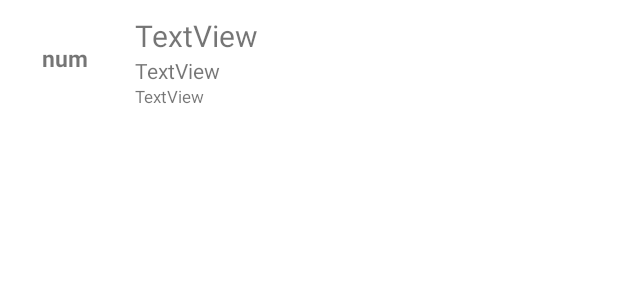
After one commit to Kim1254/ccpp, an Android app: the layout announcement_item.xml on its own in the app's theme, with its tools: preview values and no code run, on a phone screen of 412 x 824 dp. The commit adds this screen. Shown: the top 300 px of the screen. Run offline under Robolectric (Android 15) with nearby library versions, the phone set to English and light mode, and no system bars.

Commit message:
announcement

```diff
--- a/app/src/main/AndroidManifest.xml
+++ b/app/src/main/AndroidManifest.xml
@@ -3,6 +3,7 @@
     package="com.gachon.ccpp">
 
     <uses-permission android:name="android.permission.INTERNET" />
+
     <application
         android:allowBackup="true"
         android:icon="@mipmap/ic_launcher"
@@ -10,6 +11,10 @@
         android:roundIcon="@mipmap/ic_launcher_round"
         android:supportsRtl="true"
         android:theme="@style/Theme.Ccpp">
+        <activity
+            android:name=".AnnouncementActivity"
+            android:exported="false" />
+
         <activity
             android:name=".MainActivity"
             android:exported="false" />
--- a/app/src/main/java/com/gachon/ccpp/MainActivity.java
+++ b/app/src/main/java/com/gachon/ccpp/MainActivity.java
@@ -29,8 +29,8 @@ import com.gachon.ccpp.parser.HtmlParser;
 import com.gachon.ccpp.parser.ListForm;
 
 public class MainActivity extends AppCompatActivity {
-    RetrofitClient retrofitClient;
-    RetrofitAPI api;
+    public static RetrofitClient retrofitClient;
+    public static RetrofitAPI api;
 
     HtmlParser parser;
 
--- /dev/null
+++ b/app/src/main/java/com/gachon/ccpp/OnViewHolderItemClickListener.java
@@ -0,0 +1,5 @@
+package com.gachon.ccpp;
+
+public interface OnViewHolderItemClickListener {
+    void onViewHolderItemClick();
+}
--- a/app/src/main/java/com/gachon/ccpp/parser/ContentForm.java
+++ b/app/src/main/java/com/gachon/ccpp/parser/ContentForm.java
@@ -1,6 +1,8 @@
 package com.gachon.ccpp.parser;
 
-public class ContentForm {
+import java.io.Serializable;
+
+public class ContentForm implements Serializable {
     public String title;
     public String date;
     public String writer;
@@ -10,7 +12,7 @@ public class ContentForm {
     ContentForm(){
     }
 
-    ContentForm(String title, String date, String writer, String content, String payload){
+    public ContentForm(String title, String date, String writer, String content, String payload){
         this.title = title;
         this.date = date;
         this.writer = writer;
--- /dev/null
+++ b/app/src/main/res/layout/announcement_item.xml
@@ -0,0 +1,88 @@
+<LinearLayout xmlns:android="http://schemas.android.com/apk/res/android"
+    xmlns:app="http://schemas.android.com/apk/res-auto"
+    xmlns:tools="http://schemas.android.com/tools"
+    android:id="@+id/announcement_item"
+    android:layout_width="match_parent"
+    android:layout_height="wrap_content"
+    android:minHeight="85dp"
+    android:orientation="vertical"
+    tools:ignore="InvalidId">
+
+    <androidx.constraintlayout.widget.ConstraintLayout
+        android:layout_width="match_parent"
+        android:layout_height="85dp">
+
+        <TextView
+            android:id="@+id/announcement_num"
+            android:layout_width="wrap_content"
+            android:layout_height="wrap_content"
+            android:layout_marginStart="28dp"
+            android:layout_marginTop="28dp"
+            android:text="num"
+            android:textSize="15sp"
+            android:textStyle="bold"
+            app:layout_constraintStart_toStartOf="parent"
+            app:layout_constraintTop_toTopOf="parent" />
+
+        <TextView
+            android:id="@+id/announcement_title"
+            android:layout_width="wrap_content"
+            android:layout_height="wrap_content"
+            android:layout_marginStart="90dp"
+            android:layout_marginTop="10dp"
+            android:text="TextView"
+            android:textSize="20sp"
+            app:layout_constraintStart_toStartOf="parent"
+            app:layout_constraintTop_toTopOf="parent" />
+
+        <TextView
+            android:id="@+id/announcement_writer"
+            android:layout_width="wrap_content"
+            android:layout_height="wrap_content"
+            android:layout_marginStart="90dp"
+            android:text="TextView"
+            app:layout_constraintStart_toStartOf="parent"
+            app:layout_constraintTop_toBottomOf="@+id/announcement_title" />
+
+        <TextView
+            android:id="@+id/announcement_date"
+            android:layout_width="wrap_content"
+            android:layout_height="wrap_content"
+            android:layout_marginStart="90dp"
+            android:text="TextView"
+            android:textSize="11sp"
+            app:layout_constraintStart_toStartOf="parent"
+            app:layout_constraintTop_toBottomOf="@+id/announcement_writer" />
+    </androidx.constraintlayout.widget.ConstraintLayout>
+
+    <androidx.constraintlayout.widget.ConstraintLayout
+        android:id="@+id/announcement_contentLayout"
+        android:layout_width="match_parent"
+        android:layout_height="wrap_content">
+
+        <TextView
+            android:id="@+id/announcement_content"
+            android:layout_width="match_parent"
+            android:layout_height="wrap_content"
+            android:animateLayoutChanges="true"
+            android:paddingLeft="20dp"
+            android:paddingTop="20dp"
+            android:paddingRight="20dp"
+            android:paddingBottom="20dp"
+            android:text="TextView"
+            android:textSize="10dp"
+            android:visibility="gone"
+            app:layout_constraintBottom_toBottomOf="parent"
+            app:layout_constraintEnd_toEndOf="parent"
+            app:layout_constraintStart_toStartOf="parent"
+            app:layout_constraintTop_toTopOf="parent" />
+
+    </androidx.constraintlayout.widget.ConstraintLayout>
+
+    <TextView
+        android:id="@+id/height"
+        android:layout_width="wrap_content"
+        android:layout_height="wrap_content"
+        android:text="0"
+        android:visibility="gone" />
+</LinearLayout>
--- /dev/null
+++ b/app/src/main/res/values/ids.xml
@@ -0,0 +1,9 @@
+<?xml version="1.0" encoding="utf-8"?>
+<resources>
+    <item name="linearlayout" type="id" />
+    <item name="announcement_num" type="id" />
+    <item name="announcement_title" type="id" />
+    <item name="announcement_writer" type="id" />
+    <item name="announcement_date" type="id" />
+    <item name="announcement_content" type="id" />
+</resources>
```
Also changed, not shown: app/src/main/java/com/gachon/ccpp/AnnouncementActivity.java (added, +44 -0 lines), app/src/main/java/com/gachon/ccpp/AnnouncementAdapter.java (added, +142 -0 lines), app/src/main/java/com/gachon/ccpp/LectureActivity.java (+53 -3 lines), app/src/main/java/com/gachon/ccpp/parser/HtmlParser.java (+111 -121 lines), app/src/main/res/layout/activity_announcement.xml (added, +13 -0 lines).
